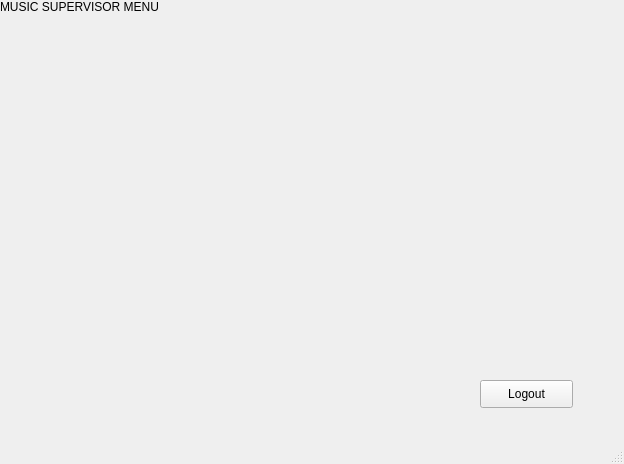
This is UI/MusicSupervisorMenu.ui in NevenIlincic/SIMSProjekat as Qt 5 draws it before an edit. The edited form follows.
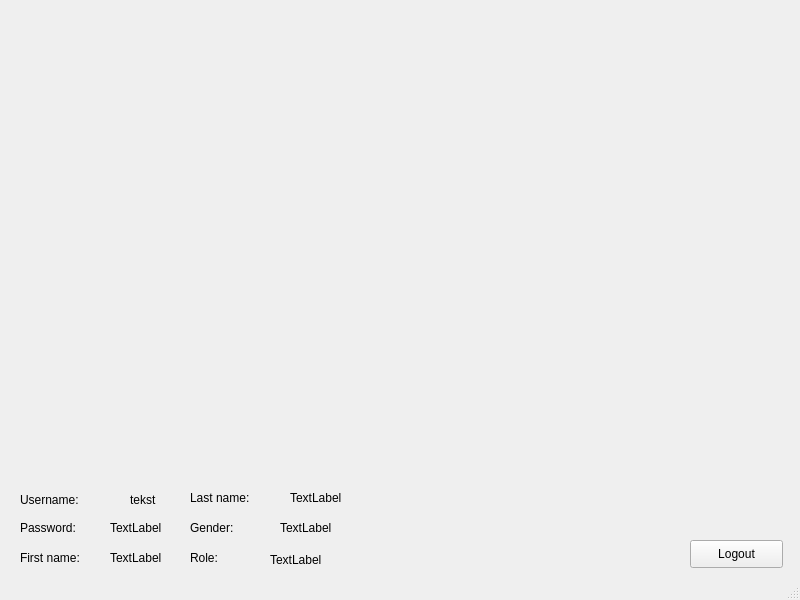
This is the edited form.

Commit message: [ADD] Music supervisor login

The edit to the form file:
```diff
--- a/UI/MusicSupervisorMenu.ui
+++ b/UI/MusicSupervisorMenu.ui
@@ -6,39 +6,97 @@
    <rect>
     <x>0</x>
     <y>0</y>
-    <width>624</width>
-    <height>464</height>
+    <width>800</width>
+    <height>600</height>
    </rect>
   </property>
   <property name="windowTitle">
    <string>MainWindow</string>
   </property>
   <widget class="QWidget" name="centralwidget">
+   <widget class="QLabel" name="label_9">
+    <property name="geometry">
+     <rect>
+      <x>190</x>
+      <y>520</y>
+      <width>55</width>
+      <height>16</height>
+     </rect>
+    </property>
+    <property name="text">
+     <string>Gender:</string>
+    </property>
+   </widget>
+   <widget class="QLabel" name="label_8">
+    <property name="geometry">
+     <rect>
+      <x>290</x>
+      <y>490</y>
+      <width>55</width>
+      <height>16</height>
+     </rect>
+    </property>
+    <property name="text">
+     <string>TextLabel</string>
+    </property>
+   </widget>
    <widget class="QLabel" name="label">
-    <property name="enabled">
-     <bool>true</bool>
+    <property name="geometry">
+     <rect>
+      <x>20</x>
+      <y>490</y>
+      <width>101</width>
+      <height>20</height>
+     </rect>
     </property>
-    <property name="sizeIncrement">
-     <size>
-      <width>100</width>
-      <height>100</height>
-     </size>
+    <property name="text">
+     <string>Username:</string>
     </property>
-    <property name="baseSize">
-     <size>
-      <width>100</width>
-      <height>100</height>
-     </size>
+   </widget>
+   <widget class="QLabel" name="label_12">
+    <property name="geometry">
+     <rect>
+      <x>270</x>
+      <y>550</y>
+      <width>161</width>
+      <height>20</height>
+     </rect>
     </property>
     <property name="text">
-     <string>MUSIC SUPERVISOR MENU</string>
+     <string>TextLabel</string>
+    </property>
+   </widget>
+   <widget class="QLabel" name="label_4">
+    <property name="geometry">
+     <rect>
+      <x>110</x>
+      <y>520</y>
+      <width>55</width>
+      <height>16</height>
+     </rect>
+    </property>
+    <property name="text">
+     <string>TextLabel</string>
+    </property>
+   </widget>
+   <widget class="QLabel" name="label_6">
+    <property name="geometry">
+     <rect>
+      <x>110</x>
+      <y>550</y>
+      <width>55</width>
+      <height>16</height>
+     </rect>
+    </property>
+    <property name="text">
+     <string>TextLabel</string>
     </property>
    </widget>
    <widget class="QPushButton" name="pushButton">
     <property name="geometry">
      <rect>
-      <x>480</x>
-      <y>380</y>
+      <x>690</x>
+      <y>540</y>
       <width>93</width>
       <height>28</height>
      </rect>
@@ -47,6 +105,84 @@
      <string>Logout</string>
     </property>
    </widget>
+   <widget class="QLabel" name="label_7">
+    <property name="geometry">
+     <rect>
+      <x>190</x>
+      <y>490</y>
+      <width>71</width>
+      <height>16</height>
+     </rect>
+    </property>
+    <property name="text">
+     <string>Last name:</string>
+    </property>
+   </widget>
+   <widget class="QLabel" name="label_10">
+    <property name="geometry">
+     <rect>
+      <x>280</x>
+      <y>520</y>
+      <width>55</width>
+      <height>16</height>
+     </rect>
+    </property>
+    <property name="text">
+     <string>TextLabel</string>
+    </property>
+   </widget>
+   <widget class="QLabel" name="label_11">
+    <property name="geometry">
+     <rect>
+      <x>190</x>
+      <y>550</y>
+      <width>55</width>
+      <height>16</height>
+     </rect>
+    </property>
+    <property name="text">
+     <string>Role: </string>
+    </property>
+   </widget>
+   <widget class="QLabel" name="label_3">
+    <property name="geometry">
+     <rect>
+      <x>20</x>
+      <y>520</y>
+      <width>55</width>
+      <height>16</height>
+     </rect>
+    </property>
+    <property name="text">
+     <string>Password:</string>
+    </property>
+   </widget>
+   <widget class="QLabel" name="label_5">
+    <property name="geometry">
+     <rect>
+      <x>20</x>
+      <y>550</y>
+      <width>71</width>
+      <height>16</height>
+     </rect>
+    </property>
+    <property name="text">
+     <string>First name:</string>
+    </property>
+   </widget>
+   <widget class="QLabel" name="label_2">
+    <property name="geometry">
+     <rect>
+      <x>130</x>
+      <y>490</y>
+      <width>55</width>
+      <height>20</height>
+     </rect>
+    </property>
+    <property name="text">
+     <string>tekst</string>
+    </property>
+   </widget>
   </widget>
   <widget class="QStatusBar" name="statusbar"/>
  </widget>
```
The commit also changes 28 other files.
